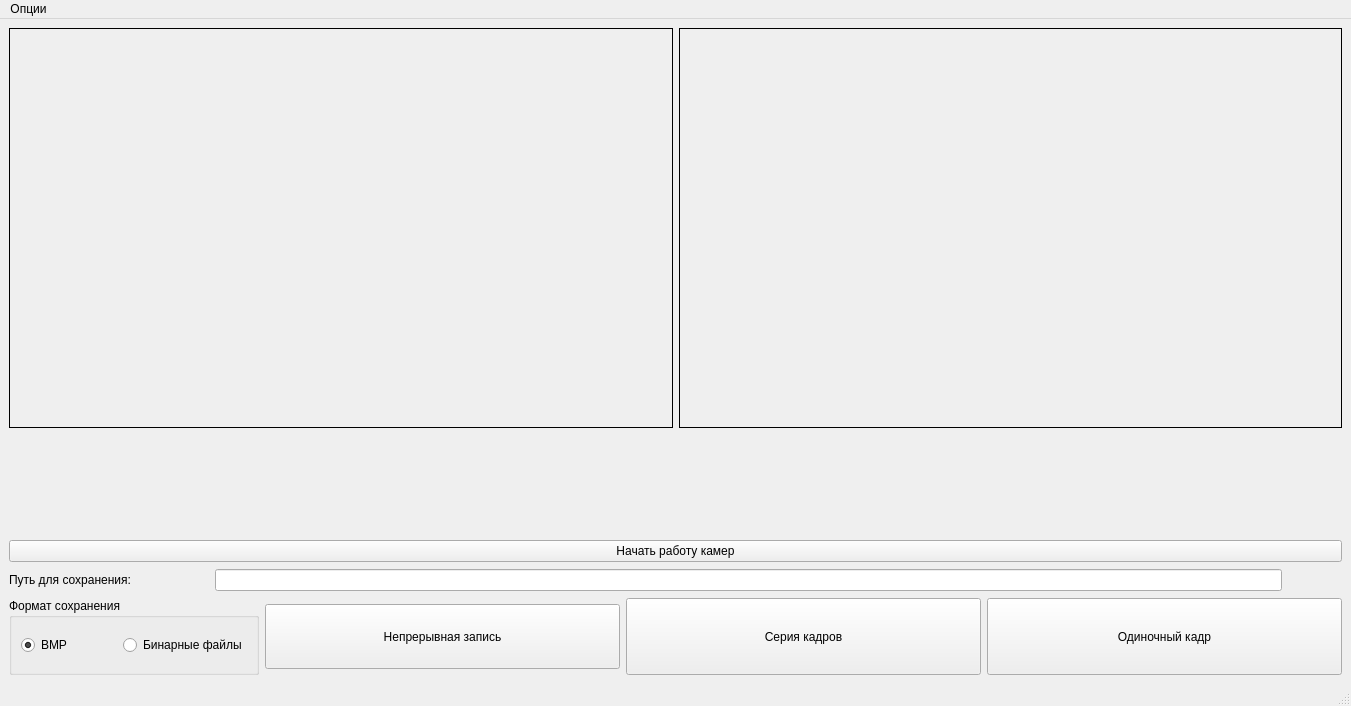
Above: BaslerWindow.ui from Lom-Karatist/BaslerTest before the change. Below: the same form after it.
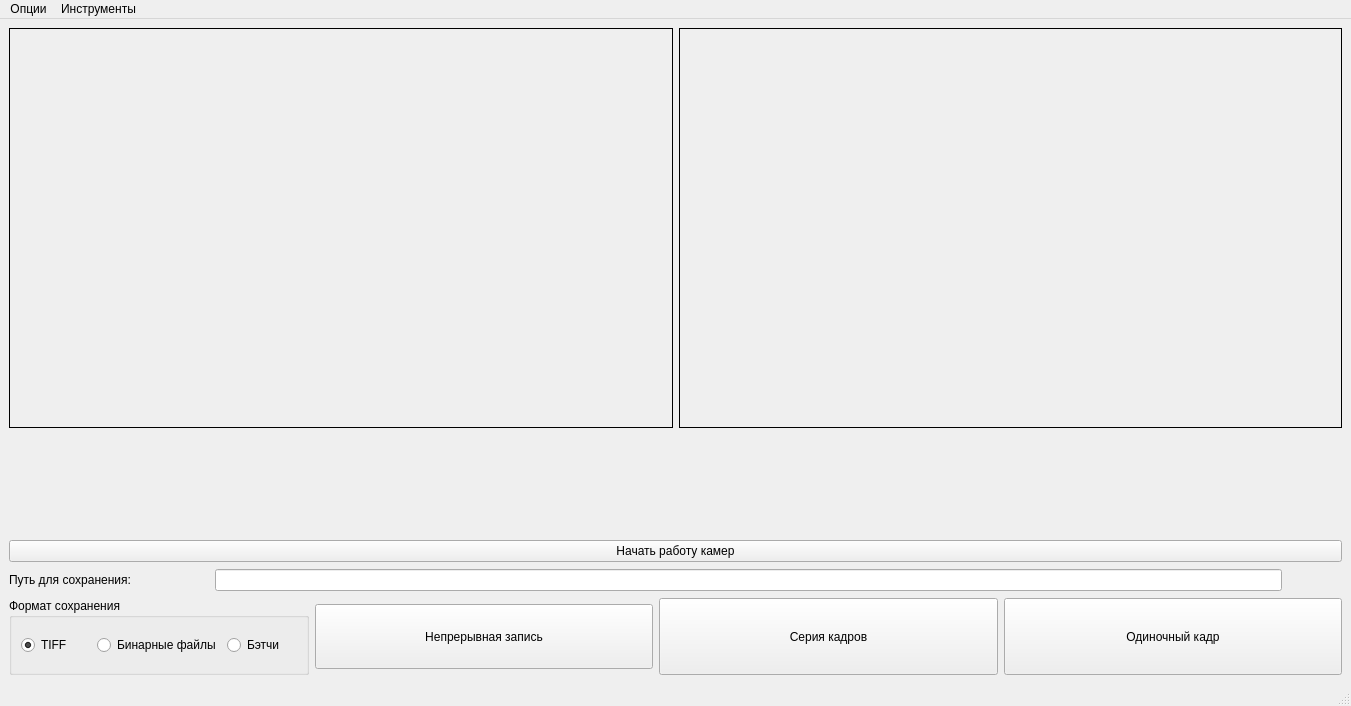
That is the form after the change. Icons and pictures are not drawn. Custom widgets are drawn as their Qt base class.

Diff of the .ui file:
```diff
--- a/BaslerWindow.ui
+++ b/BaslerWindow.ui
@@ -237,7 +237,7 @@
        <widget class="QGroupBox" name="groupBoxSavingFormat">
         <property name="maximumSize">
          <size>
-          <width>250</width>
+          <width>300</width>
           <height>16777215</height>
          </size>
         </property>
@@ -248,7 +248,7 @@
          <item>
           <widget class="QRadioButton" name="radioButtonSaveBmp">
            <property name="text">
-            <string>BMP</string>
+            <string>TIFF</string>
            </property>
            <property name="checked">
             <bool>true</bool>
@@ -262,6 +262,13 @@
            </property>
           </widget>
          </item>
+         <item>
+          <widget class="QRadioButton" name="radioButtonSaveBathes">
+           <property name="text">
+            <string>Бэтчи</string>
+           </property>
+          </widget>
+         </item>
         </layout>
        </widget>
       </item>
@@ -341,7 +348,14 @@
     <addaction name="actionShowHsValues"/>
     <addaction name="actionDarkMode"/>
    </widget>
+   <widget class="QMenu" name="menu_3">
+    <property name="title">
+     <string>Инструменты</string>
+    </property>
+    <addaction name="actionStartConverter"/>
+   </widget>
    <addaction name="menu"/>
+   <addaction name="menu_3"/>
   </widget>
   <widget class="QStatusBar" name="statusbar"/>
   <action name="actionSaveOC">
```
Left out of the diff: 10 changed lines with no effect on the pictures.
